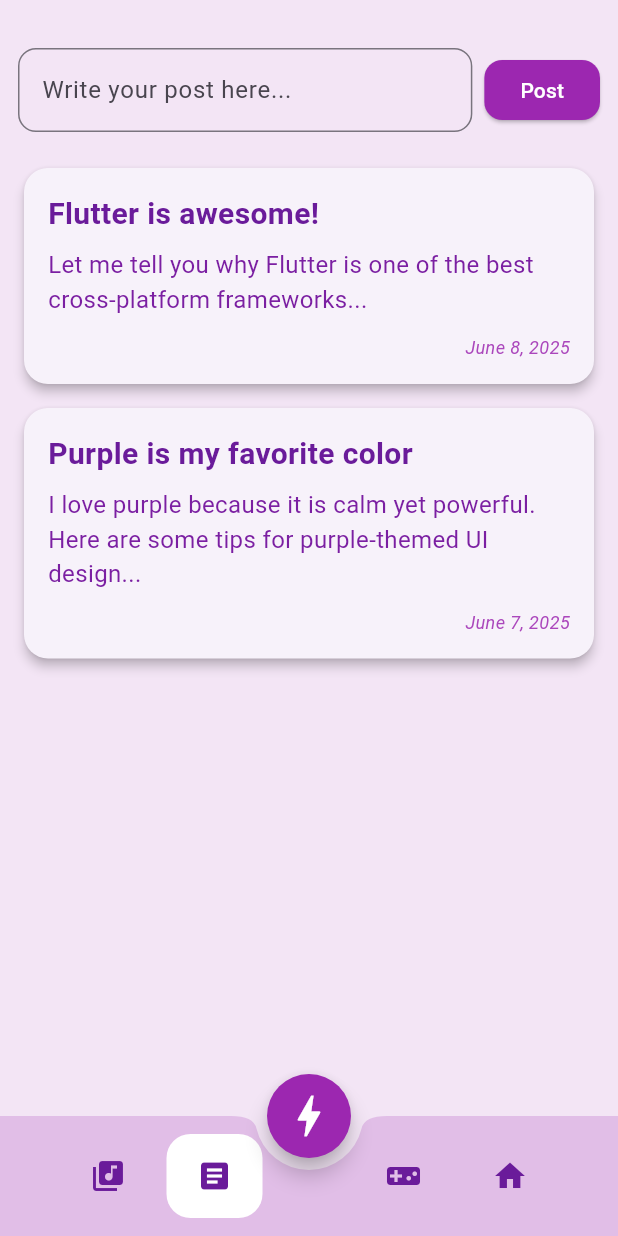
After one commit to sushantbramhacharya/Mindful_Mate, a Flutter app: the HomeScreen screen opened by its route, item 2 of the bottom bar chosen, on a phone screen of 412 x 824 dp. The commit adds this screen. Run offline on Flutter 3.47's test engine with Material 3 defaults, Android fonts, the light colour scheme and no system bars; our stand-ins replace shared_preferences; accounts and stored records are empty.

Commit message:
home screen and login

```diff
--- a/mindful_app/lib/main.dart
+++ b/mindful_app/lib/main.dart
@@ -1,4 +1,5 @@
 import 'package:flutter/material.dart';
+import 'package:mindful_app/screens/home_screen.dart';
 import 'screens/login_screen.dart';
 import 'screens/splash_screen.dart';
 import 'screens/register_screen.dart';
@@ -13,7 +14,7 @@
   @override
   Widget build(BuildContext context) {
     return MaterialApp(
-      title: 'Purple Theme App',
+      title: 'Mindful Mate',
       debugShowCheckedModeBanner: false,
       theme: ThemeData(
         primarySwatch: Colors.purple,
@@ -21,7 +22,8 @@
       home: const SplashScreen(),
       routes: {
         '/login': (context) => const LoginScreen(),
-        '/register': (context) =>const RegisterScreen()
+        '/register': (context) =>const RegisterScreen(),
+        '/home': (context) =>const HomeScreen()
         // You can add other routes here, like register, etc.
       },
     );
--- /dev/null
+++ b/mindful_app/lib/screens/home_screen.dart
@@ -0,0 +1,130 @@
+import 'package:flutter/material.dart';
+import 'package:mindful_app/screens/chat_screen.dart';
+import 'package:mindful_app/screens/post_screen.dart';
+
+class HomeScreen extends StatefulWidget {
+  const HomeScreen({super.key});
+
+  @override
+  State<HomeScreen> createState() => _HomeScreenState();
+}
+
+class _HomeScreenState extends State<HomeScreen> {
+  int _selectedIndex = 3; // Default: Home
+
+  final List<Widget> _screens = [
+    const Center(child: Text('Songs / Posts', style: TextStyle(fontSize: 24))),
+    const Center(child: PostsScreen()),
+    const SizedBox(), // Empty center for FAB
+    const Center(child: Text('Games', style: TextStyle(fontSize: 24))),
+    const Center(child: Text('Home', style: TextStyle(fontSize: 24))),
+  ];
+
+  void _onTabSelected(int index) {
+    if (index != 2) {
+      // index 2 is reserved for FAB
+      setState(() {
+        _selectedIndex = index;
+      });
+    }
+  }
+
+  @override
+  Widget build(BuildContext context) {
+    return Scaffold(
+      backgroundColor: Colors.purple[50],
+      body: _screens[_selectedIndex],
+      floatingActionButton: FloatingActionButton(
+        onPressed: () {
+         Navigator.push(
+            context,
+            MaterialPageRoute(builder: (_) => const ChatScreen()),
+          );
+        },
+        backgroundColor: Colors.purple,
+        shape: const CircleBorder(),
+        child: const Icon(Icons.bolt, size: 36, color: Colors.white),
+      ),
+      floatingActionButtonLocation: FloatingActionButtonLocation.centerDocked,
+      bottomNavigationBar: BottomAppBar(
+        color: Colors.purple[100],
+        shape: const CircularNotchedRectangle(),
+        notchMargin: 8,
+        child: Padding(
+          padding: const EdgeInsets.symmetric(horizontal: 24.0),
+          child: Row(
+            mainAxisAlignment: MainAxisAlignment.spaceBetween,
+            children: [
+              // Music
+              Container(
+                decoration: BoxDecoration(
+                  color: _selectedIndex == 0
+                      ? Colors.white
+                      : Colors.transparent,
+                  borderRadius: BorderRadius.circular(16),
+                ),
+                padding: const EdgeInsets.all(8),
+                child: IconButton(
+                  icon: Icon(Icons.library_music),
+                  color:
+                       Colors.purple[800]
+                      ,
+                  onPressed: () => _onTabSelected(0),
+                ),
+              ),
+
+              // Posts
+              Container(
+                decoration: BoxDecoration(
+                  color: _selectedIndex == 1
+                      ? Colors.white
+                      : Colors.transparent,
+                  borderRadius: BorderRadius.circular(16),
+                ),
+                padding: const EdgeInsets.all(8),
+                child: IconButton(
+                  icon: Icon(Icons.article),
+                  color: Colors.purple[800],
+                  onPressed: () => _onTabSelected(1),
+                ),
+              ),
+
+              const SizedBox(width: 48), // For FAB spacing
+              // Games
+              Container(
+                decoration: BoxDecoration(
+                  color: _selectedIndex == 3
+                      ? Colors.white
+                      : Colors.transparent,
+                  borderRadius: BorderRadius.circular(16),
+                ),
+                padding: const EdgeInsets.all(8),
+                child: IconButton(
+                  icon: Icon(Icons.videogame_asset),
+                  color: Colors.purple[800],
+                  onPressed: () => _onTabSelected(3),
+                ),
+              ),
+
+              // Home
+              Container(
+                decoration: BoxDecoration(
+                  color: _selectedIndex == 4
+                      ? Colors.white
+                      : Colors.transparent,
+                  borderRadius: BorderRadius.circular(16),
+                ),
+                padding: const EdgeInsets.all(8),
+                child: IconButton(
+                  icon: Icon(Icons.home),
+                  color: Colors.purple[800],
+                  onPressed: () => _onTabSelected(4),
+                ),
+              ),
+            ],
+          ),
+        ),
+      ),
+    );
+  }
+}
--- /dev/null
+++ b/mindful_app/lib/screens/post_screen.dart
@@ -0,0 +1,168 @@
+import 'package:flutter/material.dart';
+
+class PostWidget extends StatelessWidget {
+  final String title;
+  final String content;
+  final String timestamp;
+
+  const PostWidget({
+    super.key,
+    required this.title,
+    required this.content,
+    required this.timestamp,
+  });
+
+  @override
+  Widget build(BuildContext context) {
+    return Card(
+      elevation: 3,
+      margin: const EdgeInsets.symmetric(horizontal: 16, vertical: 8),
+      shape: RoundedRectangleBorder(borderRadius: BorderRadius.circular(16)),
+      child: Padding(
+        padding: const EdgeInsets.all(16),
+        child: Column(
+          crossAxisAlignment: CrossAxisAlignment.start,
+          children: [
+            Text(
+              title,
+              style: TextStyle(
+                color: Colors.purple[800],
+                fontSize: 20,
+                fontWeight: FontWeight.bold,
+              ),
+            ),
+            const SizedBox(height: 8),
+            Text(
+              content,
+              style: TextStyle(
+                color: Colors.purple[700],
+                fontSize: 16,
+              ),
+              maxLines: 3,
+              overflow: TextOverflow.ellipsis,
+            ),
+            const SizedBox(height: 12),
+            Align(
+              alignment: Alignment.bottomRight,
+              child: Text(
+                timestamp,
+                style: TextStyle(
+                  color: Colors.purple[400],
+                  fontSize: 12,
+                  fontStyle: FontStyle.italic,
+                ),
+              ),
+            ),
+          ],
+        ),
+      ),
+    );
+  }
+}
+
+class PostsScreen extends StatefulWidget {
+  const PostsScreen({super.key});
+
+  @override
+  State<PostsScreen> createState() => _PostsScreenState();
+}
+
+class _PostsScreenState extends State<PostsScreen> {
+  final TextEditingController _postController = TextEditingController();
+
+  final List<Map<String, String>> _posts = [
+    {
+      'title': 'Flutter is awesome!',
+      'content': 'Let me tell you why Flutter is one of the best cross-platform frameworks...',
+      'timestamp': 'June 8, 2025',
+    },
+    {
+      'title': 'Purple is my favorite color',
+      'content': 'I love purple because it is calm yet powerful. Here are some tips for purple-themed UI design...',
+      'timestamp': 'June 7, 2025',
+    },
+  ];
+
+  void _addPost() {
+    final content = _postController.text.trim();
+    if (content.isEmpty) return;
+
+    setState(() {
+      _posts.insert(0, {
+        'title': 'New Post',
+        'content': content,
+        'timestamp': _formatCurrentDate(),
+      });
+    });
+
+    _postController.clear();
+  }
+
+  String _formatCurrentDate() {
+    final now = DateTime.now();
+    return "${now.month}/${now.day}/${now.year}";
+  }
+
+  @override
+  void dispose() {
+    _postController.dispose();
+    super.dispose();
+  }
+
+  @override
+  Widget build(BuildContext context) {
+    return Column(
+      children: [
+        SizedBox(height: 20.0,),
+        // Input field + submit button
+        Padding(
+          padding: const EdgeInsets.all(12.0),
+          child: Row(
+            children: [
+              Expanded(
+                child: TextField(
+                  controller: _postController,
+                  maxLines: 1,
+                  decoration: InputDecoration(
+                    hintText: 'Write your post here...',
+                    border: OutlineInputBorder(
+                      borderRadius: BorderRadius.circular(12),
+                    ),
+                  ),
+                  onSubmitted: (_) => _addPost(),
+                ),
+              ),
+              const SizedBox(width: 8),
+              ElevatedButton(
+                onPressed: _addPost,
+                style: ElevatedButton.styleFrom(
+                  backgroundColor: Colors.purple,
+                  shape: RoundedRectangleBorder(
+                    borderRadius: BorderRadius.circular(12),
+                  ),
+                ),
+                child: const Text('Post',style: TextStyle(color: Colors.white),),
+              ),
+            ],
+          ),
+        ),
+
+        // Post list
+        Expanded(
+          child: ListView.builder(
+            padding: const EdgeInsets.only(top: 4),
+            itemCount: _posts.length,
+            itemBuilder: (context, index) {
+              final post = _posts[index];
+              return PostWidget(
+                title: post['title']!,
+                content: post['content']!,
+                timestamp: post['timestamp']!,
+              );
+            },
+          ),
+        ),
+      ],
+    );
+  }
+}
--- a/mindful_app/pubspec.yaml
+++ b/mindful_app/pubspec.yaml
@@ -30,7 +30,8 @@
 dependencies:
   flutter:
     sdk: flutter
-
+  http: ^0.13.6
+  shared_preferences: ^2.2.2
   # The following adds the Cupertino Icons font to your application.
   # Use with the CupertinoIcons class for iOS style icons.
   cupertino_icons: ^1.0.8
```
Also changed, not shown: mindful_app/lib/screens/chat_screen.dart (added, +88 -0 lines), mindful_app/lib/screens/login_screen.dart (+46 -4 lines), mindful_app/lib/screens/splash_screen.dart (+13 -4 lines), mindful_app/pubspec.lock, 1 other file.
